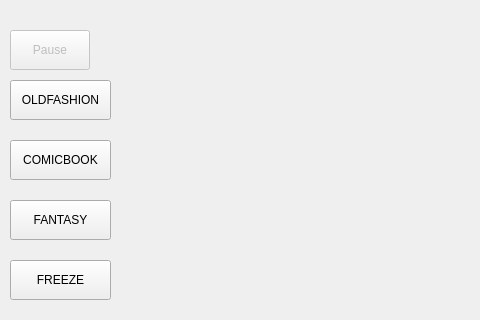
The window that QtApplication/mainWindow.ui (RTEP-zero-to-one/FacialDecoration) describes before a commit, drawn with Qt 5; both pictures show x 0 to 480 and y 147 to 467 of the 1100 by 800 pixel window.
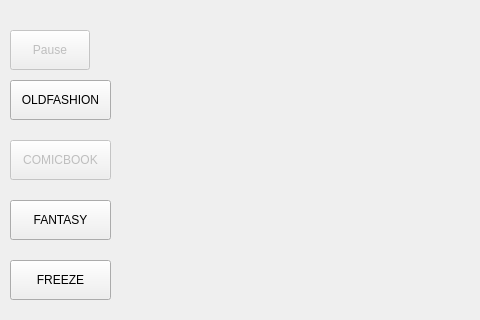
The same window after the commit.

Commit message: filter COMICBOOK has problem, temporarily disable

Patch:
```diff
--- a/QtApplication/mainWindow.ui
+++ b/QtApplication/mainWindow.ui
@@ -239,7 +239,7 @@
    </widget>
    <widget class="QPushButton" name="filter_COMICBOOK">
     <property name="enabled">
-     <bool>true</bool>
+     <bool>false</bool>
     </property>
     <property name="geometry">
      <rect>
```
